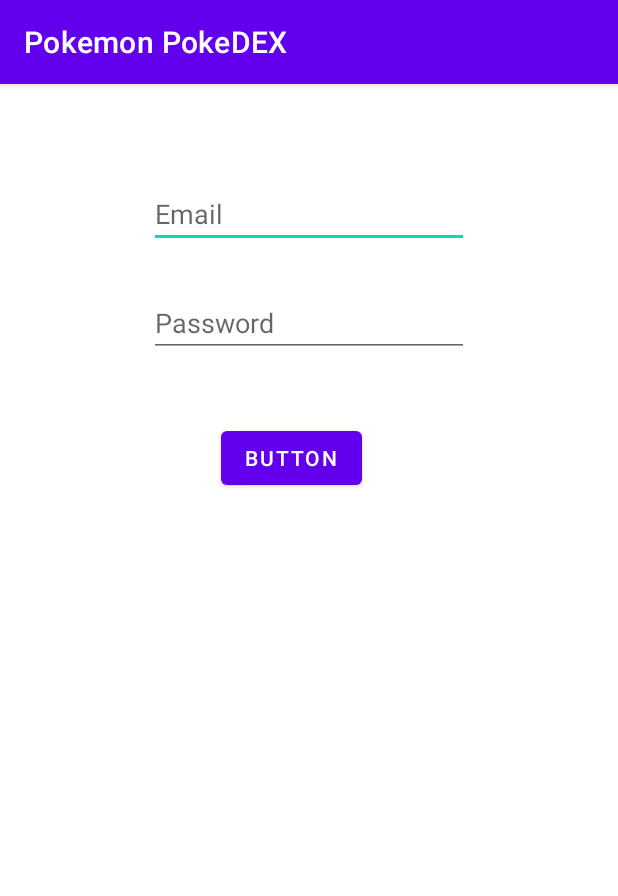
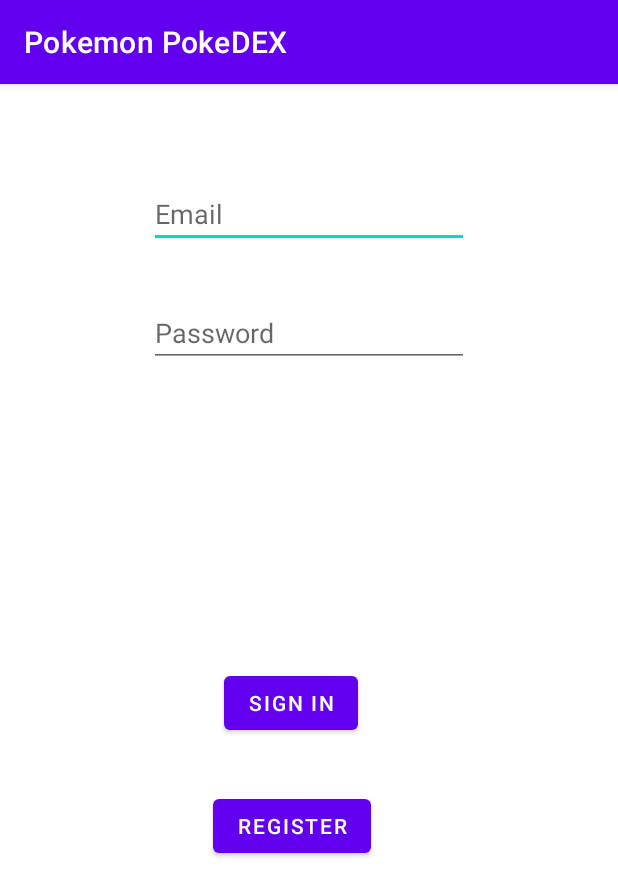
Before and after one commit to Mbialowas10/Pokemon_Demonstration2, an Android app: the LogIn screen opened directly, with no data from a screen before it, on a phone screen of 412 x 824 dp. Shown: the top 896 px of the screen. Run offline under Robolectric (Android 15) with nearby library versions, the phone set to English and light mode, and no system bars.

Commit message:
Added Login Form components

```diff
--- a/app/src/main/java/com/example/pokemon_demonstration2/LogIn.java
+++ b/app/src/main/java/com/example/pokemon_demonstration2/LogIn.java
@@ -3,12 +3,36 @@ package com.example.pokemon_demonstration2;
 import androidx.appcompat.app.AppCompatActivity;
 
 import android.os.Bundle;
+import android.view.View;
+import android.widget.Button;
+import android.widget.EditText;
 
 public class LogIn extends AppCompatActivity {
+    EditText email;
+    EditText password;
+    Button btn_sign_in, btn_register;
 
     @Override
     protected void onCreate(Bundle savedInstanceState) {
         super.onCreate(savedInstanceState);
         setContentView(R.layout.activity_log_in);
+
+        email = findViewById(R.id.email);
+        password = findViewById(R.id.password);
+        btn_sign_in = findViewById(R.id.btn_sign_in);
+        btn_register = findViewById(R.id.btn_register);
+
+        btn_sign_in.setOnClickListener(new View.OnClickListener() {
+            @Override
+            public void onClick(View view) {
+
+            }
+        });
+        btn_register.setOnClickListener(new View.OnClickListener() {
+            @Override
+            public void onClick(View view) {
+
+            }
+        });
     }
 }
--- a/app/src/main/res/layout/activity_log_in.xml
+++ b/app/src/main/res/layout/activity_log_in.xml
@@ -7,7 +7,7 @@
     tools:context=".LogIn">
 
     <EditText
-        android:id="@+id/editTextEmail"
+        android:id="@+id/email"
         android:layout_width="wrap_content"
         android:layout_height="wrap_content"
         android:layout_marginTop="64dp"
@@ -19,23 +19,33 @@
         app:layout_constraintTop_toTopOf="parent" />
 
     <EditText
-        android:id="@+id/editTextPassword"
+        android:id="@+id/password"
         android:layout_width="wrap_content"
         android:layout_height="wrap_content"
-        android:layout_marginTop="27dp"
+        android:layout_marginTop="34dp"
         android:ems="10"
         android:hint="Password"
         android:inputType="textPassword"
-        app:layout_constraintStart_toStartOf="@+id/editTextEmail"
-        app:layout_constraintTop_toBottomOf="@+id/editTextEmail" />
+        app:layout_constraintStart_toStartOf="@+id/email"
+        app:layout_constraintTop_toBottomOf="@+id/email" />
 
     <Button
-        android:id="@+id/button"
+        android:id="@+id/btn_sign_in"
         android:layout_width="wrap_content"
         android:layout_height="wrap_content"
-        android:layout_marginStart="48dp"
-        android:layout_marginTop="43dp"
-        android:text="Button"
-        app:layout_constraintStart_toStartOf="@+id/editTextPassword"
-        app:layout_constraintTop_toBottomOf="@+id/editTextPassword" />
+        android:layout_marginStart="7dp"
+        android:layout_marginBottom="34dp"
+        android:text="Sign In"
+        app:layout_constraintBottom_toTopOf="@+id/btn_register"
+        app:layout_constraintStart_toStartOf="@+id/btn_register" />
+
+    <Button
+        android:id="@+id/btn_register"
+        android:layout_width="wrap_content"
+        android:layout_height="wrap_content"
+        android:layout_marginStart="142dp"
+        android:layout_marginBottom="249dp"
+        android:text="Register"
+        app:layout_constraintBottom_toBottomOf="parent"
+        app:layout_constraintStart_toStartOf="parent" />
 </androidx.constraintlayout.widget.ConstraintLayout>
```
